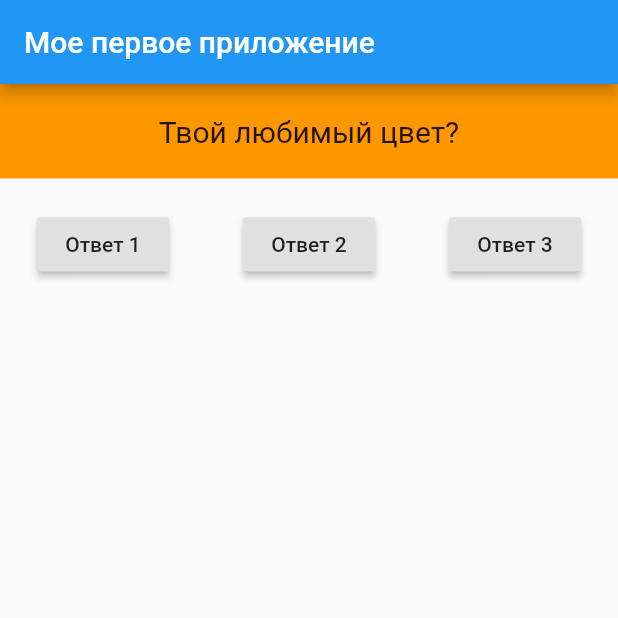
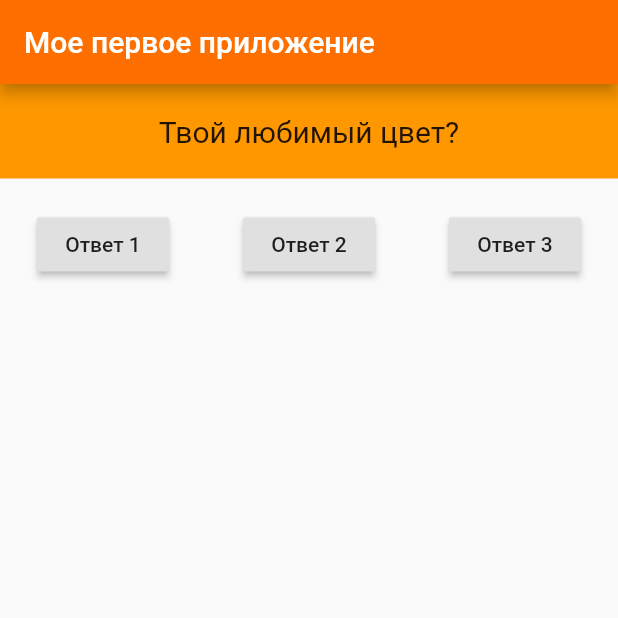
Before and after one commit to Russkazkin/flutter-app, a Flutter app: the screen it shows after launch, on a phone screen of 412 x 824 dp, the top half of it. Run offline on Flutter 3.47's test engine with Material 2 defaults, Android fonts, the phone set to English and light mode, and no system bars; missing offline and left inert: lipsum.

Commit message:
Change AppBar background color

```diff
--- a/lib/main.dart
+++ b/lib/main.dart
@@ -24,6 +24,7 @@ class _MyAppState extends State<MyApp> {
     return MaterialApp(
       home: Scaffold(
         appBar: AppBar(
+          backgroundColor: Color.fromRGBO(255, 111, 0, 1.0),
           title: Text('Мое первое приложение'),
         ),
         body: Column(
```
Also changed, not shown: lib/answer.dart (added).
